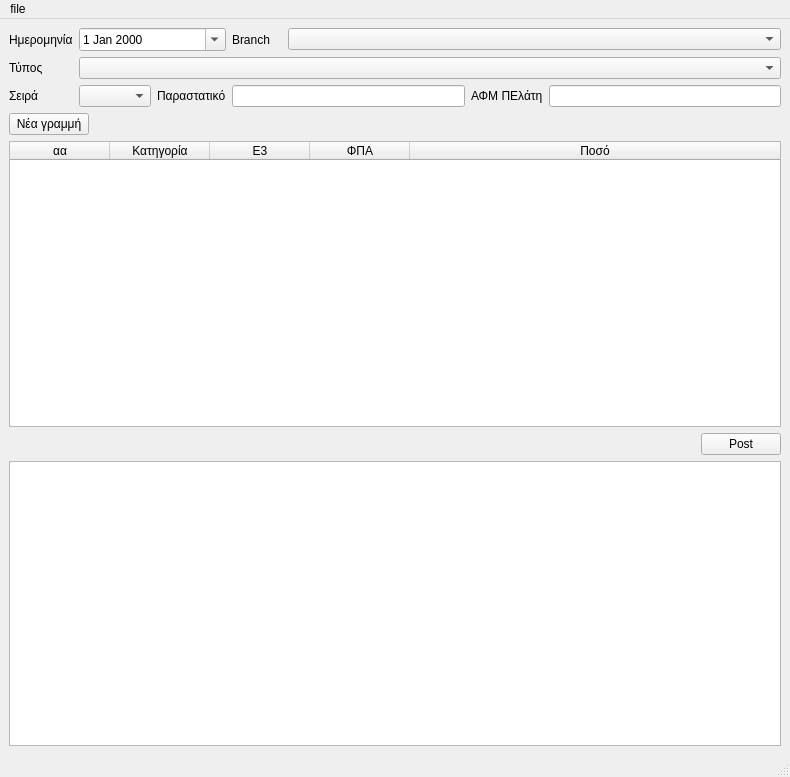
Qt form ui/main.ui (tedlaz/aadegui) before a commit.
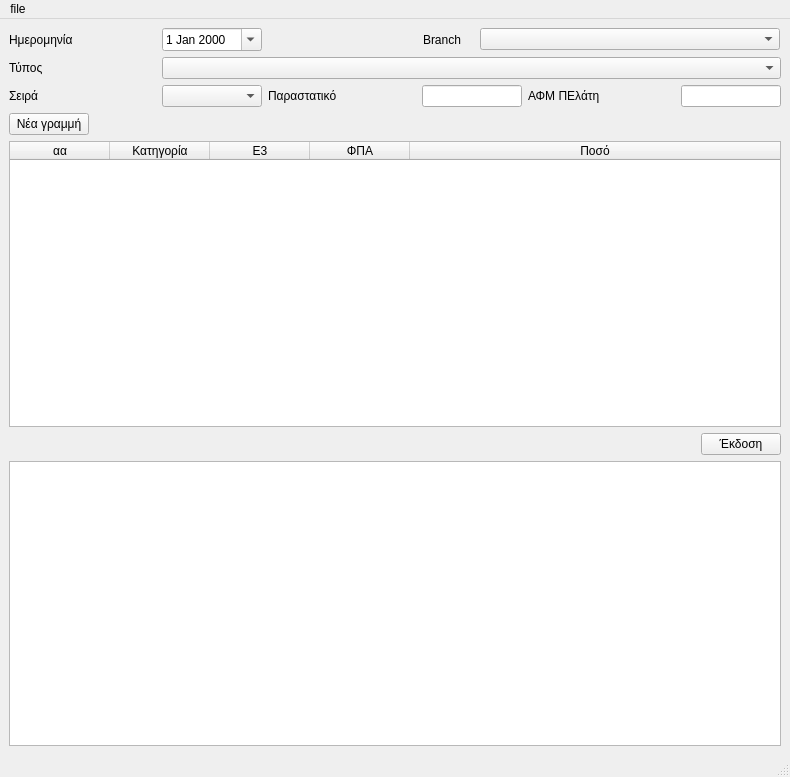
The same form after that commit.

```diff
--- a/ui/main.ui
+++ b/ui/main.ui
@@ -26,6 +26,12 @@
       </item>
       <item row="0" column="1" colspan="2">
        <widget class="QDateEdit" name="date">
+        <property name="maximumSize">
+         <size>
+          <width>100</width>
+          <height>16777215</height>
+         </size>
+        </property>
         <property name="calendarPopup">
          <bool>true</bool>
         </property>
@@ -50,7 +56,14 @@
          </widget>
         </item>
         <item>
-         <widget class="QComboBox" name="branch"/>
+         <widget class="QComboBox" name="branch">
+          <property name="maximumSize">
+           <size>
+            <width>300</width>
+            <height>16777215</height>
+           </size>
+          </property>
+         </widget>
         </item>
        </layout>
       </item>
@@ -73,6 +86,12 @@
       </item>
       <item row="2" column="1">
        <widget class="QComboBox" name="series">
+        <property name="maximumSize">
+         <size>
+          <width>100</width>
+          <height>16777215</height>
+         </size>
+        </property>
         <property name="currentIndex">
          <number>-1</number>
         </property>
@@ -87,6 +106,12 @@
       </item>
       <item row="2" column="3">
        <widget class="QLineEdit" name="aa">
+        <property name="maximumSize">
+         <size>
+          <width>100</width>
+          <height>16777215</height>
+         </size>
+        </property>
         <property name="clearButtonEnabled">
          <bool>true</bool>
         </property>
@@ -100,7 +125,14 @@
        </widget>
       </item>
       <item row="2" column="5">
-       <widget class="QLineEdit" name="cafm"/>
+       <widget class="QLineEdit" name="cafm">
+        <property name="maximumSize">
+         <size>
+          <width>100</width>
+          <height>16777215</height>
+         </size>
+        </property>
+       </widget>
       </item>
      </layout>
     </item>
@@ -178,7 +210,7 @@
       <item>
        <widget class="QPushButton" name="bpost">
         <property name="text">
-         <string>Post</string>
+         <string>Έκδοση</string>
         </property>
        </widget>
       </item>
```
Left out of the diff: 2 changed lines with no effect on the pictures.
